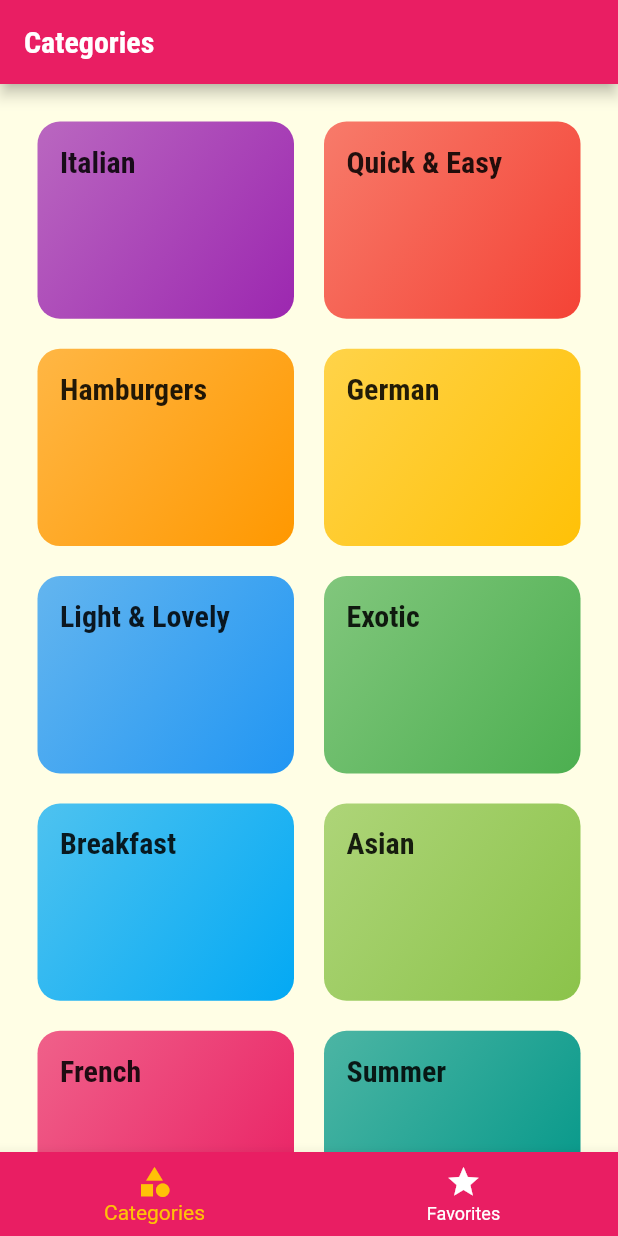
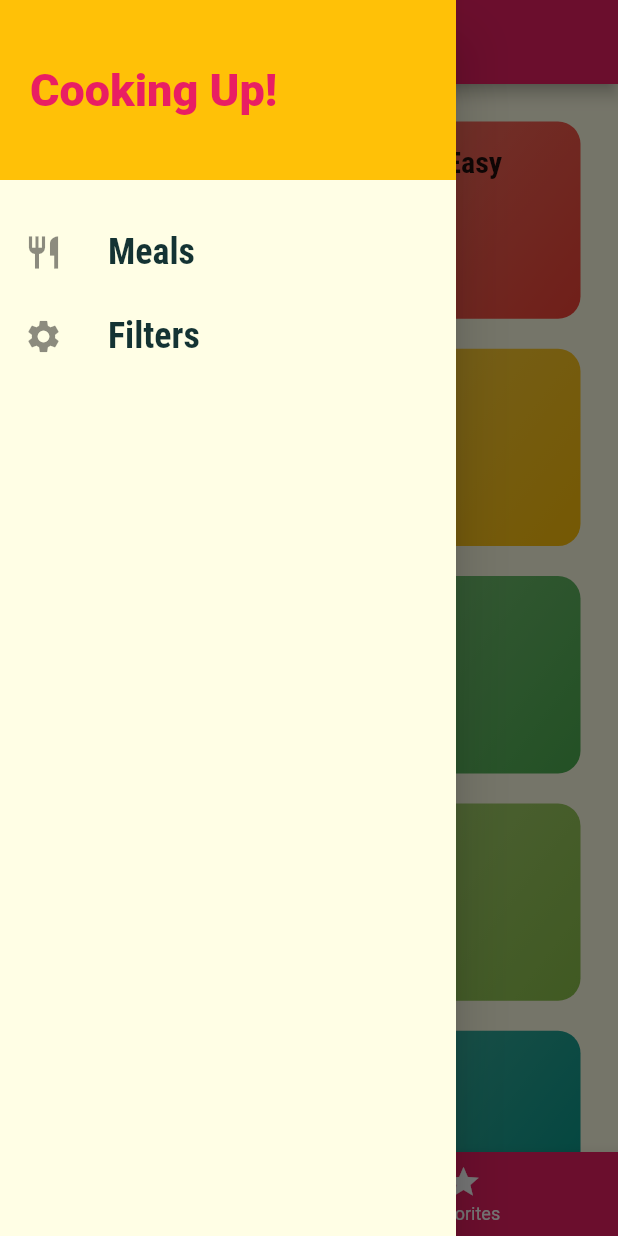
Before and after one commit to AlmirJusic/meals_app_flutter, a Flutter app: the screen it shows after launch, with the side drawer open (before the commit the screen has no drawer), on a phone screen of 412 x 824 dp. Run offline on Flutter 3.47's test engine with Material 2 defaults, Android fonts, the phone set to English and light mode, and no system bars.

Commit message:
Dodan drawer (navigation bar)

```diff
--- a/lib/main.dart
+++ b/lib/main.dart
@@ -1,4 +1,5 @@
 import 'package:flutter/material.dart';
+import './screens/filters_screen.dart';
 import './screens/tabs_screen.dart';
 
 import './screens/meal_detail_screen.dart';
@@ -35,6 +36,7 @@ class MyApp extends StatelessWidget {
         '/': (ctx) => const TabsScreen(), //const CategoriesScreen(),
         CategoryMealsScreen.routeName: (ctx) => const CategoryMealsScreen(),
         MealDetailScreen.routeName: (ctx) => const MealDetailScreen(),
+        FiltersScreen.routeName: (ctx) => const FiltersScreen(),
       },
     );
   }
--- /dev/null
+++ b/lib/screens/filters_screen.dart
@@ -0,0 +1,20 @@
+import 'package:flutter/material.dart';
+import '../widgets/main_drawer.dart';
+
+class FiltersScreen extends StatelessWidget {
+  static const routeName = '/filters';
+  const FiltersScreen({super.key});
+
+  @override
+  Widget build(BuildContext context) {
+    return Scaffold(
+      appBar: AppBar(
+        title: const Text('yourr filters'),
+      ),
+      drawer: const MainDrawer(),
+      body: const Center(
+        child: Text('FILTERIIII'),
+      ),
+    );
+  }
+}
--- a/lib/screens/tabs_screen.dart
+++ b/lib/screens/tabs_screen.dart
@@ -1,4 +1,5 @@
 import 'package:flutter/material.dart';
+import '../widgets/main_drawer.dart';
 import './favorites_screen.dart';
 import './categories_screen.dart';
 
@@ -33,6 +34,7 @@ class _TabsScreenState extends State<TabsScreen> {
       appBar: AppBar(
         title: Text(_pages[_selectePageIndex]['title'] as String),
       ),
+      drawer: const MainDrawer(),
       body: _pages[_selectePageIndex]['page'] as Widget,
       bottomNavigationBar: BottomNavigationBar(
         onTap: _selectPage,
--- /dev/null
+++ b/lib/widgets/main_drawer.dart
@@ -0,0 +1,58 @@
+import 'package:flutter/material.dart';
+import '../screens/filters_screen.dart';
+
+class MainDrawer extends StatelessWidget {
+  const MainDrawer({super.key});
+
+  Widget _buildListTitle(String title, IconData icon, Function tapHandler) {
+    return ListTile(
+      leading: Icon(
+        icon,
+        size: 26,
+      ),
+      title: Text(
+        title,
+        style: const TextStyle(
+          fontFamily: 'RobotoCondensed',
+          fontSize: 24,
+          fontWeight: FontWeight.bold,
+        ),
+      ),
+      onTap: () => tapHandler(),
+    );
+  }
+
+  @override
+  Widget build(BuildContext context) {
+    return Drawer(
+      child: Column(
+        children: <Widget>[
+          Container(
+            height: 120,
+            width: double.infinity,
+            padding: const EdgeInsets.all(20),
+            alignment: Alignment.centerLeft,
+            color: Theme.of(context).colorScheme.secondary,
+            child: Text(
+              'Cooking Up!',
+              style: TextStyle(
+                fontWeight: FontWeight.w900,
+                fontSize: 30,
+                color: Theme.of(context).colorScheme.primary,
+              ),
+            ),
+          ),
+          const SizedBox(
+            height: 20,
+          ),
+          _buildListTitle('Meals', Icons.restaurant, () {
+            Navigator.of(context).pushReplacementNamed('/');
+          }),
+          _buildListTitle('Filters', Icons.settings, () {
+            Navigator.of(context).pushReplacementNamed(FiltersScreen.routeName);
+          }),
+        ],
+      ),
+    );
+  }
+}
```
